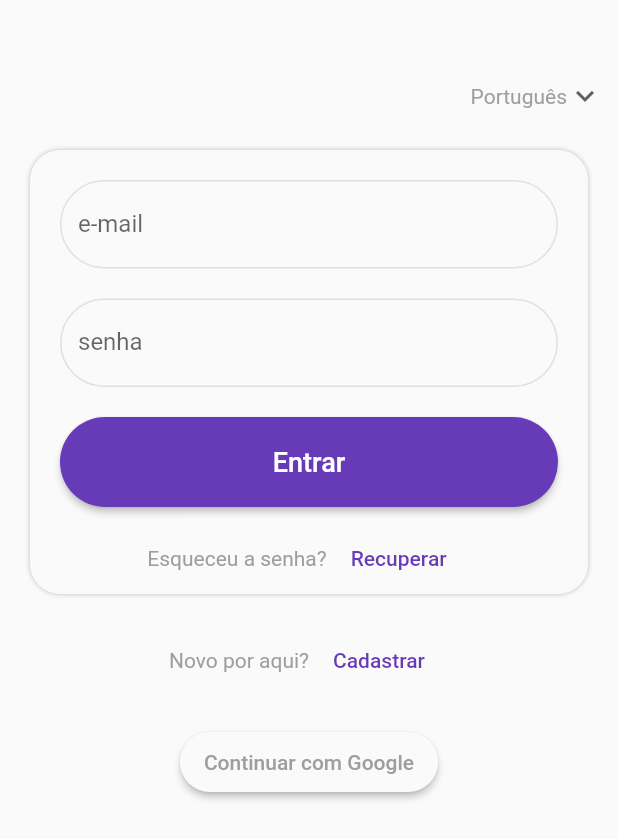
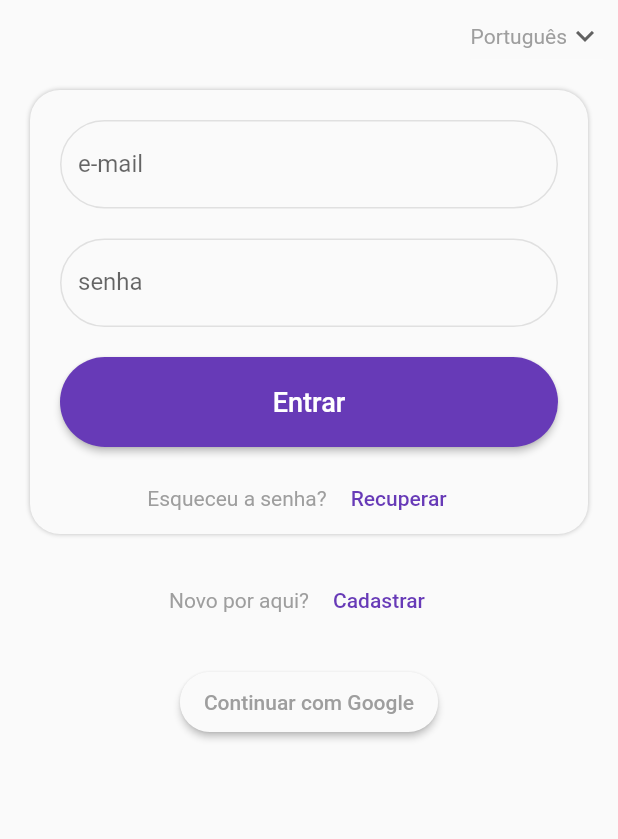
Before and after one commit to LucasPitol/waste, a Flutter app: the screen it shows after launch, on a phone screen of 412 x 824 dp. Shown: the top 839 px of the screen. Run offline on Flutter 3.47's test engine with Material 2 defaults, Android fonts, the phone set to English and light mode, and no system bars; our stand-ins replace cloud_firestore, firebase_auth, google_sign_in, rxdart; accounts and stored records are empty.

```diff
--- a/waste_app/lib/main.dart
+++ b/waste_app/lib/main.dart
@@ -1,5 +1,6 @@
 import 'package:flutter/material.dart';
 import 'package:flutter/scheduler.dart';
+import 'package:flutter/services.dart';
 import 'package:waste_app/main_component.dart';
 import 'package:waste_app/pages/login/login_component.dart';
 
@@ -22,7 +23,8 @@ class _MyAppState extends State<MyApp> {
   bool isAuthenticated = false;
 
   _MyAppState() {
-    SchedulerBinding.instance.addPostFrameCallback((_) => this._updateMainState());
+    SchedulerBinding.instance
+        .addPostFrameCallback((_) => this._updateMainState());
   }
 
   void _updateMainState() {
@@ -34,10 +36,14 @@ class _MyAppState extends State<MyApp> {
 
   @override
   Widget build(BuildContext context) {
+    SystemChrome.setSystemUIOverlayStyle(SystemUiOverlayStyle(
+      statusBarColor: Colors.deepPurple,
+    ));
     return MaterialApp(
       theme: Styles.mainTheme,
-      home:
-          this.isAuthenticated ? MainComponent() : LoginComponent(_updateMainState),
+      home: this.isAuthenticated
+          ? MainComponent()
+          : LoginComponent(_updateMainState),
     );
   }
 }
--- a/waste_app/lib/pages/login/login_component.dart
+++ b/waste_app/lib/pages/login/login_component.dart
@@ -124,7 +124,8 @@ class _LoginComponentState extends State<LoginComponent> {
   @override
   Widget build(BuildContext context) {
     return Scaffold(
-      body: Stack(
+      body: SafeArea(
+        child: Stack(
           children: <Widget>[
             SingleChildScrollView(
               child: Container(
@@ -134,7 +135,7 @@ class _LoginComponentState extends State<LoginComponent> {
                     Container(
                       width: double.infinity,
                       margin: EdgeInsets.only(
-                        left: 20, right: 20, bottom: 20, top: 100),
+                          left: 20, right: 20, bottom: 20, top: 60),
                       decoration: Styles.loginBox,
                       child: Form(
                         key: _formKey,
@@ -319,7 +320,7 @@ class _LoginComponentState extends State<LoginComponent> {
             ),
             Container(
               alignment: Alignment.topRight,
-            margin: EdgeInsets.only(top: 40, right: defaultMargin),
+              margin: EdgeInsets.only(right: defaultMargin),
               child: DropdownButton<String>(
                 value: dropdownValue,
                 icon: Icon(Icons.keyboard_arrow_down),
@@ -363,6 +364,7 @@ class _LoginComponentState extends State<LoginComponent> {
                 : new Container(),
           ],
         ),
+      ),
     );
   }
 }
```
Lines whose indentation alone changed are shown as unchanged.
